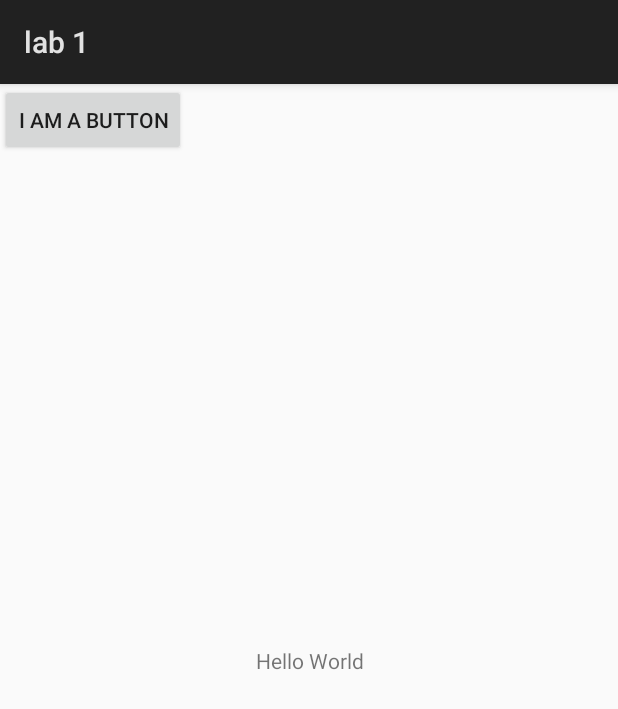
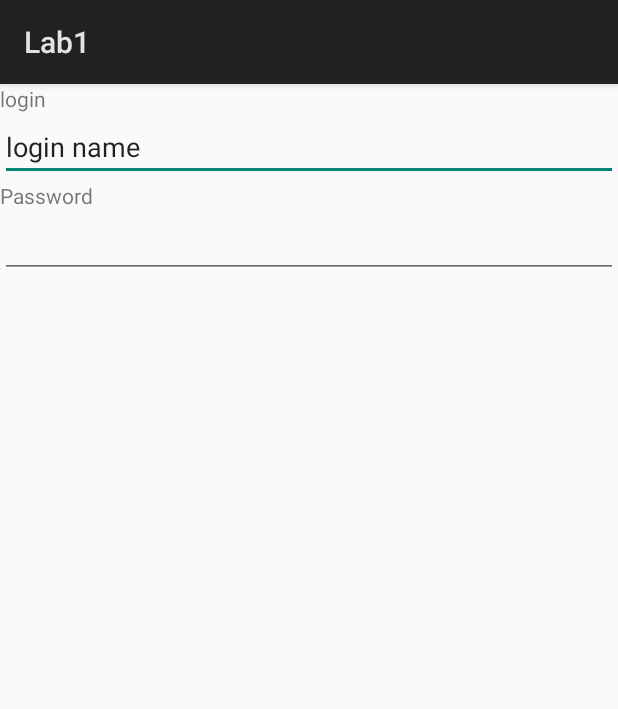
Before and after one commit to yashpalraj7/cst2335, an Android app: the screen it shows after launch (StartActivity before the commit, LoginActivity after it), on a phone screen of 412 x 824 dp. Shown: the top 709 px of the screen. Run offline under Robolectric (Android 15) with nearby library versions, the phone set to English and light mode, and no system bars.

Commit message:
Initial Commit

```diff
--- /dev/null
+++ b/app/src/main/java/com/example/yashpalsinh/lab1/LoginActivity.java
@@ -0,0 +1,13 @@
+package com.example.yashpalsinh.lab1;
+
+import android.app.Activity;
+import android.os.Bundle;
+
+public class LoginActivity extends Activity {
+
+    @Override
+    protected void onCreate(Bundle savedInstanceState) {
+        super.onCreate(savedInstanceState);
+        setContentView(R.layout.activity_login);
+    }
+}
--- /dev/null
+++ b/app/src/main/res/layout/activity_login.xml
@@ -0,0 +1,30 @@
+<?xml version="1.0" encoding="utf-8"?>
+<LinearLayout xmlns:android="http://schemas.android.com/apk/res/android"
+    xmlns:app="http://schemas.android.com/apk/res-auto"
+    xmlns:tools="http://schemas.android.com/tools"
+    android:layout_width="match_parent"
+    android:layout_height="match_parent"
+    android:orientation="vertical"
+    tools:context="com.example.yashpalsinh.lab1.LoginActivity">
+    <TextView
+        android:id="@+id/text_view_id"
+        android:layout_width="wrap_content"
+        android:layout_height="wrap_content"
+        android:text="@string/text"/>
+
+    <EditText
+        android:id="@+id/edit_text"
+        android:layout_width="match_parent"
+        android:layout_height="wrap_content"
+        android:text="@string/login_name" android:inputType="textEmailAddress" />
+    <TextView
+        android:id="@+id/text_view1_id"
+        android:layout_width="wrap_content"
+        android:layout_height="wrap_content"
+        android:text="@string/password"/>
+    <EditText
+        android:layout_width="match_parent"
+        android:layout_height="wrap_content"
+        android:inputType="textPassword"/>
+
+</LinearLayout>
--- a/app/src/main/res/values/strings.xml
+++ b/app/src/main/res/values/strings.xml
@@ -1,5 +1,12 @@
 <resources>
-    <string name="app_name">lab 1</string>
-    <string name="hello_message">Hello World</string>
-    <string name="ButtonText">I am a Button</string>
+    <string name="app_name">Lab1</string>
+
+    <string name="hello_message">Hello World!</string>
+    <string name="ButtonText">I\’m a button</string>
+    <string name="text">login</string>
+    <string name="login_name">login name</string>
+    <string name="password">Password</string>
+    <string name="radio_button">RadioButton</string>
+    <string name="check_box">CheckBox</string>
+    <string name="switch1">What does this do </string>
 </resources>
```
Also changed, not shown: app/src/main/AndroidManifest.xml (+9 -3 lines), app/src/main/java/com/example/yashpalsinh/lab1/ListItemsActivity.java (added, +13 -0 lines), app/src/main/res/layout/activity_list_items.xml (added, +33 -0 lines), 1 other file.
